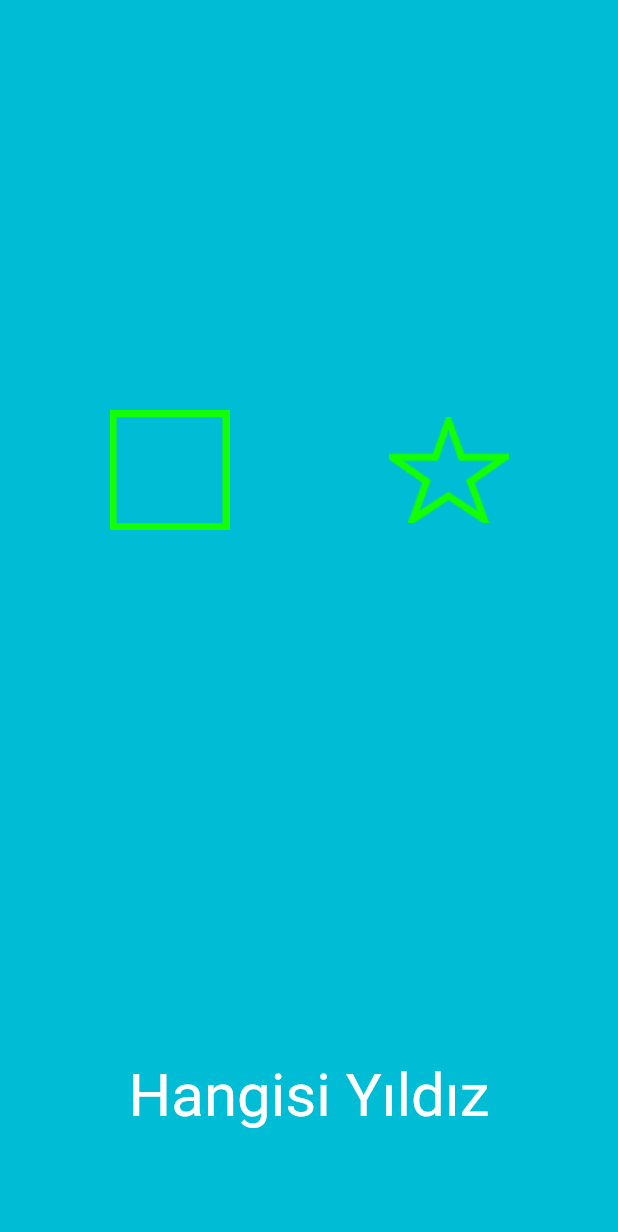
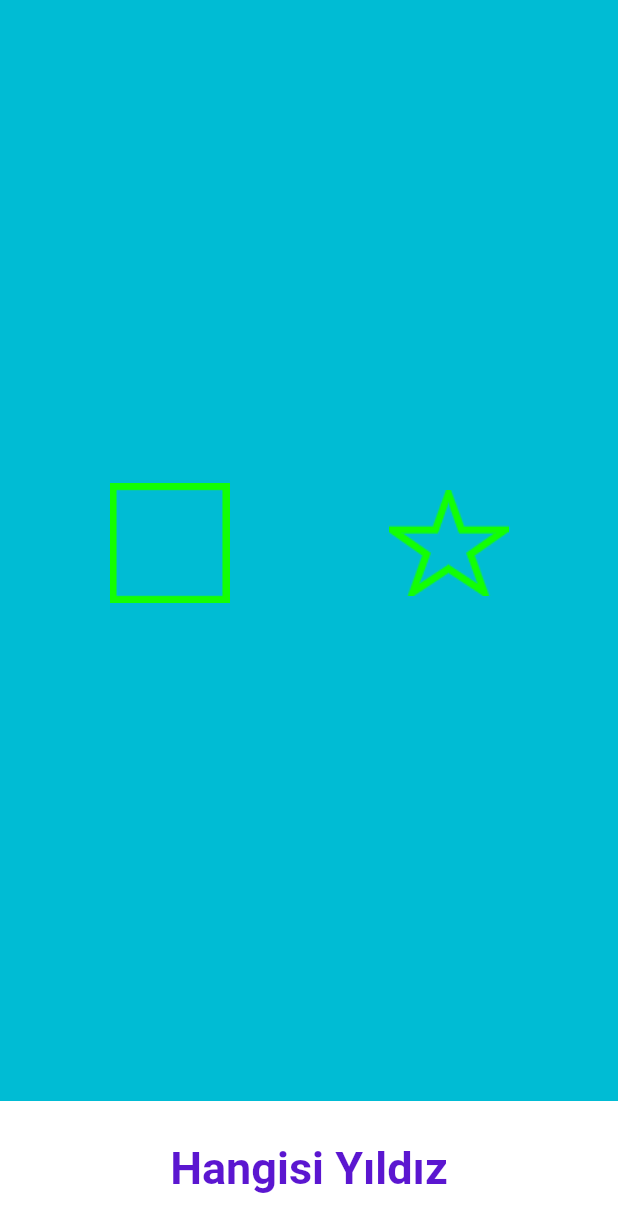
Before and after one commit to ShogunCo/babynap, a Flutter app: the screen it shows after launch, after a tap on "Skip", after a tap on "Done", on a phone screen of 412 x 824 dp. Shown: the top 1232 px of the screen. Run offline on Flutter 3.47's test engine with Material 2 defaults, Android fonts, the phone set to English and light mode, and no system bars; our stand-ins replace after_layout, flutter_tts, introduction_screen, shared_preferences.

Commit message:
added a bottomSheet to questionScreen.dart

```diff
--- a/lib/screens/questionScreen.dart
+++ b/lib/screens/questionScreen.dart
@@ -105,18 +105,34 @@ class _QuestionScreenState extends State<QuestionScreen> {
                       ),
                     ),
                   ),
-                  Text(
-                    _questionBrain.text,
-                    textScaleFactor: 1.0, // disables accessibility
-                    style: TextStyle(fontSize: 40.0),
-                  ),
-                  SizedBox(
-                    height: 50,
-                  ),
+
+//                  Text(
+//                    _questionBrain.text,
+//                    textScaleFactor: 1.0, // disables accessibility
+//                    style: TextStyle(fontSize: 40.0),
+//                  ),
+//                  SizedBox(
+//                    height: 50,
+//                  ),
 //                  Row(
 //                    children: scoreKeeper,
 //                  ),
                 ],
+              ),
+            ),
+          ),
+          bottomSheet: Container(
+            height: 90.0,
+            width: double.infinity,
+            color: Colors.white,
+            child: Center(
+              child: Text(
+                _questionBrain.text,
+                style: TextStyle(
+                  color: Color(0xFF5B16D0),
+                  fontSize: 30.0,
+                  fontWeight: FontWeight.bold,
+                ),
               ),
             ),
           ),
```
